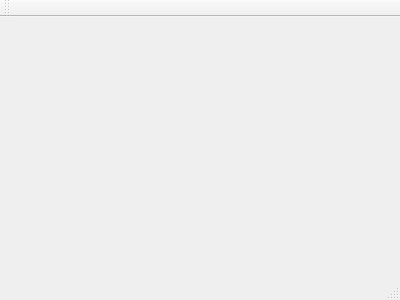
First picture: the form in mainwindow.ui, repository Fibird/PyP, before the edit.
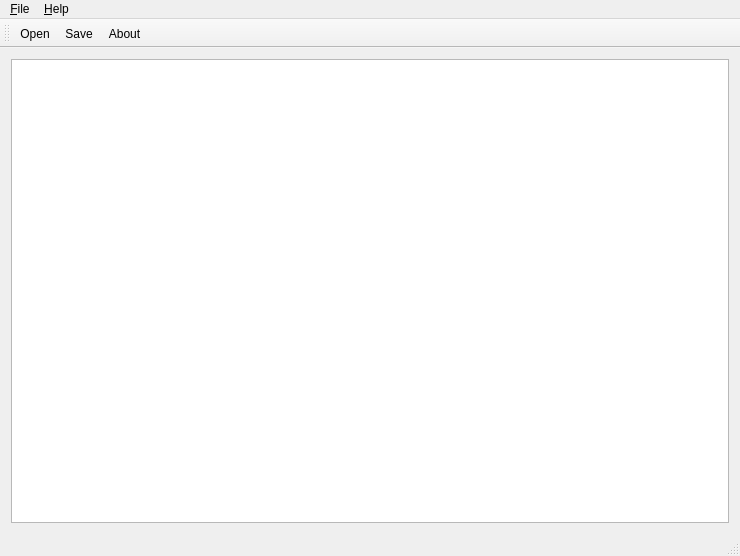
Second picture: the form after the edit. Icons and pictures are not drawn.

What changed in the file:
```diff
--- a/mainwindow.ui
+++ b/mainwindow.ui
@@ -1,24 +1,107 @@
 <ui version="4.0">
  <class>MainWindow</class>
- <widget class="QMainWindow" name="MainWindow" >
-  <property name="geometry" >
+ <widget class="QMainWindow" name="MainWindow">
+  <property name="geometry">
    <rect>
     <x>0</x>
     <y>0</y>
-    <width>400</width>
-    <height>300</height>
+    <width>740</width>
+    <height>556</height>
    </rect>
   </property>
   <property name="windowTitle" >
    <string>MainWindow</string>
   </property>
-  <widget class="QMenuBar" name="menuBar" />
-  <widget class="QToolBar" name="mainToolBar" />
-  <widget class="QWidget" name="centralWidget" />
-  <widget class="QStatusBar" name="statusBar" />
+  <widget class="QWidget" name="centralWidget">
+   <layout class="QGridLayout" name="gridLayout">
+    <item row="0" column="0">
+     <widget class="QGraphicsView" name="ImageGraphicsView"/>
+    </item>
+   </layout>
+  </widget>
+  <widget class="QMenuBar" name="menuBar">
+   <property name="geometry">
+    <rect>
+     <x>0</x>
+     <y>0</y>
+     <width>740</width>
+     <height>23</height>
+    </rect>
+   </property>
+   <widget class="QMenu" name="menuFile">
+    <property name="title">
+     <string>&amp;File</string>
+    </property>
+    <addaction name="action_Open"/>
+    <addaction name="action_Save"/>
+   </widget>
+   <widget class="QMenu" name="menu_Help">
+    <property name="title">
+     <string>&amp;Help</string>
+    </property>
+    <addaction name="action_About"/>
+   </widget>
+   <addaction name="menuFile"/>
+   <addaction name="menu_Help"/>
+  </widget>
+  <widget class="QToolBar" name="mainToolBar">
+   <attribute name="toolBarArea">
+    <enum>TopToolBarArea</enum>
+   </attribute>
+   <attribute name="toolBarBreak">
+    <bool>false</bool>
+   </attribute>
+   <addaction name="action_Open"/>
+   <addaction name="action_Save"/>
+   <addaction name="action_About"/>
+  </widget>
+  <widget class="QStatusBar" name="statusBar"/>
+  <action name="action_Open">
+   <property name="icon">
+    <iconset resource="cpresources.qrc">
+     <normaloff>:/menu_icon/open-image</normaloff>:/menu_icon/open-image</iconset>
+   </property>
+   <property name="text">
+    <string>&amp;Open</string>
+   </property>
+   <property name="toolTip">
+    <string>load a image</string>
+   </property>
+   <property name="statusTip">
+    <string>load a image</string>
+   </property>
+   <property name="shortcut">
+    <string>Ctrl+O</string>
+   </property>
+  </action>
+  <action name="action_About">
+   <property name="icon">
+    <iconset resource="cpresources.qrc">
+     <normaloff>:/menu_icon/help</normaloff>:/menu_icon/help</iconset>
+   </property>
+   <property name="text">
+    <string>&amp;About</string>
+   </property>
+  </action>
+  <action name="action_Save">
+   <property name="icon">
+    <iconset resource="cpresources.qrc">
+     <normaloff>:/menu_icon/image-save</normaloff>:/menu_icon/image-save</iconset>
+   </property>
+   <property name="text">
+    <string>&amp;Save</string>
+   </property>
+   <property name="statusTip">
+    <string>Save image</string>
+   </property>
+   <property name="shortcut">
+    <string>Ctrl+S</string>
+   </property>
+  </action>
  </widget>
- <layoutDefault spacing="6" margin="11" />
- <pixmapfunction></pixmapfunction>
- <resources/>
+ <layoutdefault spacing="6" margin="11"/>
+ <resources>
+  <include location="cpresources.qrc"/>
+ </resources>
  <connections/>
 </ui>
```
Left out of the diff: 3 changed lines with no effect on the pictures.
